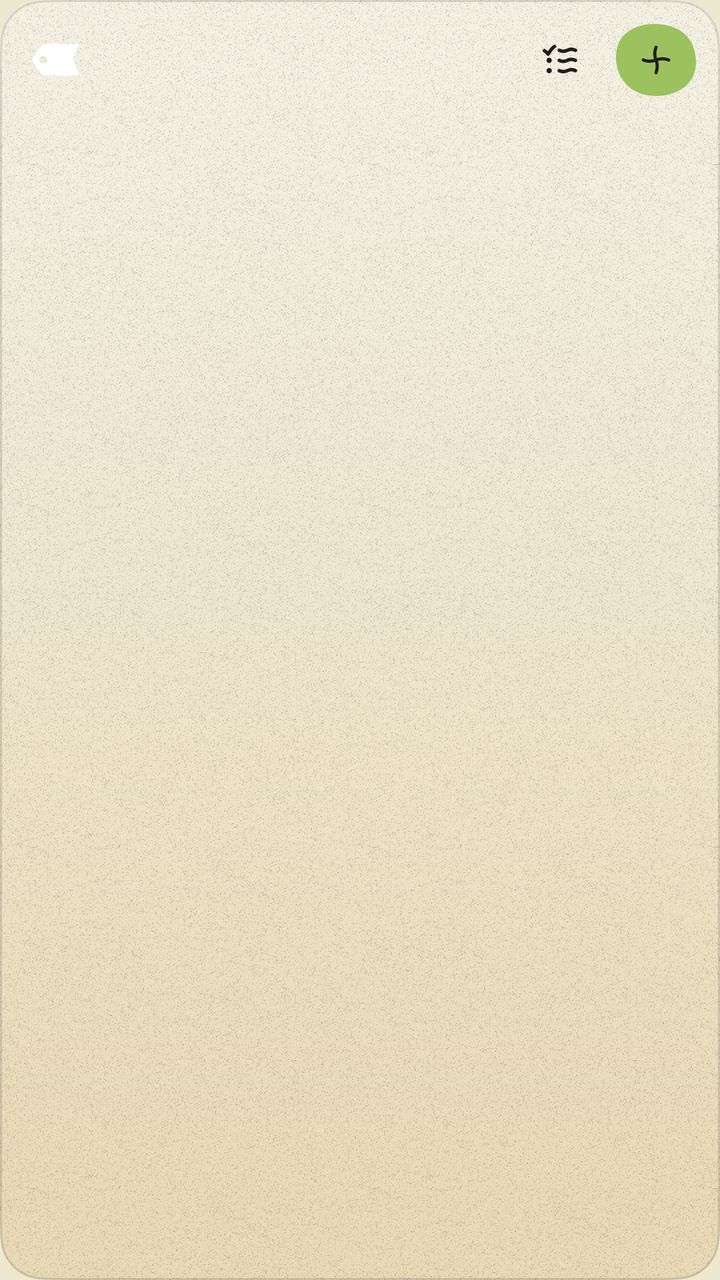
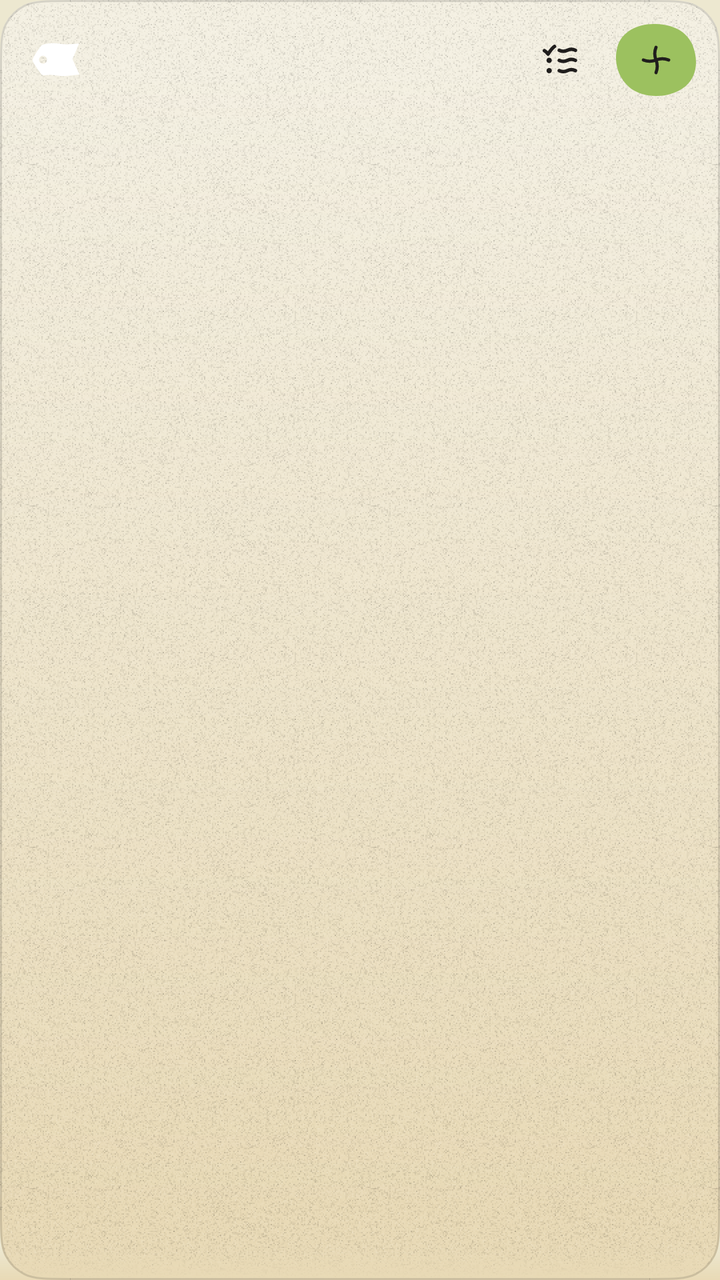

Before-and-after screenshots of an Android layout around one commit, followed by the original layout XML and the change that was made.
<!-- AndroidManifest.xml: application theme AppTheme -->
<!-- res/layout/widget_label.xml -->
<?xml version="1.0" encoding="utf-8"?>
<FrameLayout xmlns:android="http://schemas.android.com/apk/res/android"
    android:id="@android:id/background"
    android:clipToOutline="true"
    android:outlineProvider="bounds"
    android:layout_width="match_parent"
    android:layout_height="match_parent"
    android:background="@drawable/wgen_panel_ground"
    android:foreground="@drawable/wgen_panel_edge">

    <LinearLayout
        android:layout_width="match_parent"
        android:layout_height="match_parent"
        android:orientation="vertical">

        <LinearLayout
            android:layout_width="match_parent"
            android:layout_height="wrap_content"
            android:gravity="center_vertical"
            android:orientation="horizontal"
            android:paddingStart="6dp"
            android:paddingTop="6dp"
            android:paddingEnd="8dp"
            android:paddingBottom="4dp">

            <LinearLayout
                android:id="@+id/label_open"
                android:layout_width="0dp"
                android:layout_height="48dp"
                android:layout_weight="1"
                android:background="@drawable/wgen_row_press"
                android:contentDescription="@string/widget_label_open"
                android:gravity="center_vertical"
                android:orientation="horizontal"
                android:paddingStart="10dp"
                android:paddingEnd="8dp">

                <ImageView
                    android:id="@+id/label_tag"
                    android:layout_width="24dp"
                    android:layout_height="17dp"
                    android:importantForAccessibility="no"
                    android:scaleType="fitXY"
                    android:src="@drawable/wgen_tag" />

                
                <ImageView
                    android:id="@+id/label_name_image"
                    android:layout_width="wrap_content"
                    android:layout_height="wrap_content"
                    android:layout_marginStart="10dp"
                    android:visibility="gone" />

                <TextView
                    android:id="@+id/label_name"
                    style="@style/WidgetText.Title"
                    android:layout_width="wrap_content"
                    android:layout_height="wrap_content"
                    android:layout_marginStart="10dp"
                    android:ellipsize="end"
                    android:maxLines="1" />
            </LinearLayout>

            <ImageView
                android:id="@+id/label_new_list"
                style="@style/WidgetIconButton.Head"
                android:background="@drawable/wgen_press_3"
                android:contentDescription="@string/widget_checklist"
                android:src="@drawable/wgen_g_checklist" />

            
            <FrameLayout
                android:id="@+id/label_new_note"
                android:layout_width="48dp"
                android:layout_height="48dp"
                android:contentDescription="@string/widget_note">

                <ImageView
                    android:layout_width="40dp"
                    android:layout_height="36dp"
                    android:layout_gravity="center"
                    android:background="@drawable/wgen_capture_1"
                    android:duplicateParentState="true"
                    android:importantForAccessibility="no"
                    android:paddingStart="10dp"
                    android:paddingTop="8dp"
                    android:paddingEnd="10dp"
                    android:paddingBottom="8dp"
                    android:scaleType="fitCenter"
                    android:src="@drawable/wgen_g_plus_on_leaf" />
            </FrameLayout>
        </LinearLayout>

        <FrameLayout
            android:layout_width="match_parent"
            android:layout_height="0dp"
            android:layout_weight="1">

            <ListView
                android:id="@+id/label_list"
                android:listSelector="@android:color/transparent"
                android:layout_width="match_parent"
                android:layout_height="match_parent"
                android:clipToPadding="true"
                android:divider="@android:color/transparent"
                android:dividerHeight="8dp"
                android:paddingStart="8dp"
                android:paddingTop="2dp"
                android:paddingEnd="8dp"
                android:paddingBottom="8dp"
                android:scrollbars="none" />

            <LinearLayout
                android:id="@+id/label_static"
                android:layout_width="match_parent"
                android:layout_height="wrap_content"
                android:orientation="vertical"
                android:paddingStart="8dp"
                android:paddingEnd="8dp"
                android:visibility="gone" />

            <LinearLayout
                android:id="@+id/label_empty"
                android:layout_width="match_parent"
                android:layout_height="match_parent"
                android:gravity="center"
                android:orientation="vertical"
                android:paddingBottom="12dp"
                android:visibility="gone">

                <TextView
                    android:id="@+id/w_label_empty"
                    style="@style/WidgetText.Meta"
                    android:layout_width="wrap_content"
                    android:layout_height="wrap_content"
                    android:text="@string/widget_label_empty" />

                <LinearLayout
                    android:id="@+id/label_empty_add"
                    android:layout_width="wrap_content"
                    android:layout_height="48dp"
                    android:layout_marginTop="4dp"
                    android:background="@drawable/wgen_control_press"
                    android:gravity="center_vertical"
                    android:orientation="horizontal"
                    android:paddingStart="12dp"
                    android:paddingEnd="14dp">

                    <ImageView
                        android:layout_width="18dp"
                        android:layout_height="18dp"
                        android:importantForAccessibility="no"
                        android:src="@drawable/wgen_g_plus_link" />

                    <TextView
                        android:id="@+id/w_label_create"
                        style="@style/WidgetText.Action"
                        android:layout_width="wrap_content"
                        android:layout_height="wrap_content"
                        android:layout_marginStart="6dp"
                        android:text="@string/widget_label_create" />
                </LinearLayout>
            </LinearLayout>
        </FrameLayout>
    </LinearLayout>
</FrameLayout>
<!-- resources referenced by this layout -->
<resources>
  <!-- drawable wgen_control_press (drawable) -->
  <?xml version="1.0" encoding="utf-8"?>
  <selector xmlns:android="http://schemas.android.com/apk/res/android" android:exitFadeDuration="150">
    <item android:state_pressed="true" android:drawable="@drawable/wgen_control_tint"/>
    <item android:drawable="@android:color/transparent"/>
  </selector>
  <!-- drawable wgen_press_3 (drawable) -->
  <?xml version="1.0" encoding="utf-8"?>
  <selector xmlns:android="http://schemas.android.com/apk/res/android" android:enterFadeDuration="90" android:exitFadeDuration="150">
    <item android:state_pressed="true"><inset android:inset="2dp" android:drawable="@drawable/wgen_pebble_3_given"/></item>
    <item android:drawable="@android:color/transparent"/>
  </selector>
  <!-- drawable wgen_row_press (drawable) -->
  <?xml version="1.0" encoding="utf-8"?>
  <selector xmlns:android="http://schemas.android.com/apk/res/android" android:exitFadeDuration="150">
    <item android:state_pressed="true" android:drawable="@drawable/wgen_row_tint"/>
    <item android:drawable="@android:color/transparent"/>
  </selector>
  <string name="widget_checklist">New list</string>
  <string name="widget_label_create">Create a note</string>
  <string name="widget_label_empty">No notes with this label.</string>
  <string name="widget_label_open">Open the label</string>
  <string name="widget_note">New note</string>
  <style name="WidgetIconButton.Head">
          <item name="android:padding">13dp</item>
          <item name="android:scaleType">fitCenter</item>
      </style>
  <style name="WidgetText.Action">
          <item name="android:fontFamily">sans-serif-medium</item>
          <item name="android:textColor">@color/wgen_link</item>
          <item name="android:textSize">14sp</item>
          <item name="android:lineHeight">18sp</item>
      </style>
  <style name="WidgetText.Meta">
          <item name="android:textColor">@color/wgen_ink_muted</item>
          <item name="android:textSize">13sp</item>
          <item name="android:lineHeight">18sp</item>
      </style>
  <style name="WidgetText.Title">
          <item name="android:fontFamily">sans-serif-medium</item>
          <item name="android:textSize">16sp</item>
          <item name="android:lineHeight">22sp</item>
      </style>
  <style name="AppTheme" parent="Theme.AppCompat.DayNight.NoActionBar">
          <item name="android:editTextBackground">@drawable/rn_edit_text_material</item>
          <item name="android:windowBackground">@color/window_ground</item>
      </style>
  <color name="wgen_ink">#FF201E1D</color>
  <color name="wgen_link">#FF8C491A</color>
  <color name="wgen_on_leaf">#FF201E1D</color>
  <color name="wgen_hairline">#24201E1D</color>
  <color name="wgen_ink_muted">#FF5A574E</color>
  <color name="window_ground">#EDE8D0</color>
  <color name="wgen_leaf">#FF9CC15F</color>
  <color name="wgen_press">#1A201E1D</color>
  <!-- drawable wgen_row_tint_tl (drawable) -->
  <?xml version="1.0" encoding="utf-8"?>
  <vector xmlns:android="http://schemas.android.com/apk/res/android" android:width="19.2dp" android:height="19.2dp" android:viewportWidth="19.2" android:viewportHeight="19.2">
    <group>
      <path android:pathData="M0,19.2 L0,19.2 C0,12.479,0,9.119,1.308,6.552 C2.458,4.294,4.294,2.458,6.552,1.308 C9.119,0,12.479,0,19.2,0 L19.2,19.2 Z" android:fillColor="@color/wgen_press"/>
    </group>
  </vector>
  <!-- unchanged entries left out for length: 25 -->
</resources>

<!-- the commit's change to res/layout/widget_label.xml (unified diff, before → after) -->
@@ -101,14 +101,21 @@
                 android:listSelector="@android:color/transparent"
                 android:layout_width="match_parent"
                 android:layout_height="match_parent"
-                android:clipToPadding="true"
+                android:clipToPadding="false"
                 android:divider="@android:color/transparent"
                 android:dividerHeight="8dp"
                 android:paddingStart="8dp"
                 android:paddingTop="2dp"
                 android:paddingEnd="8dp"
-                android:paddingBottom="8dp"
+                android:paddingBottom="16dp"
                 android:scrollbars="none" />
+
+            
+            <FrameLayout
+                android:layout_width="match_parent"
+                android:layout_height="16dp"
+                android:layout_gravity="bottom"
+                android:background="@drawable/wgen_fade_ground" />
 
             <LinearLayout
                 android:id="@+id/label_static"
<!-- resource entries referenced after the edit -->
@@ -6,6 +6,9 @@
     <item android:state_pressed="true" android:drawable="@drawable/wgen_control_tint"/>
     <item android:drawable="@android:color/transparent"/>
   </selector>
+  <!-- drawable wgen_fade_ground (drawable) -->
+  <?xml version="1.0" encoding="utf-8"?>
+  <shape xmlns:android="http://schemas.android.com/apk/res/android" android:shape="rectangle"><gradient android:angle="90" android:startColor="@color/wgen_ground_bottom" android:endColor="@color/wgen_ground_bottom_clear"/></shape>
   <!-- drawable wgen_press_3 (drawable) -->
   <?xml version="1.0" encoding="utf-8"?>
   <selector xmlns:android="http://schemas.android.com/apk/res/android" android:enterFadeDuration="90" android:exitFadeDuration="150">
@@ -47,6 +50,8 @@
           <item name="android:editTextBackground">@drawable/rn_edit_text_material</item>
           <item name="android:windowBackground">@color/window_ground</item>
       </style>
+  <color name="wgen_ground_bottom">#FFE8D9B5</color>
+  <color name="wgen_ground_bottom_clear">#00E8D9B5</color>
   <color name="wgen_ink">#FF201E1D</color>
   <color name="wgen_link">#FF8C491A</color>
   <color name="wgen_on_leaf">#FF201E1D</color>
